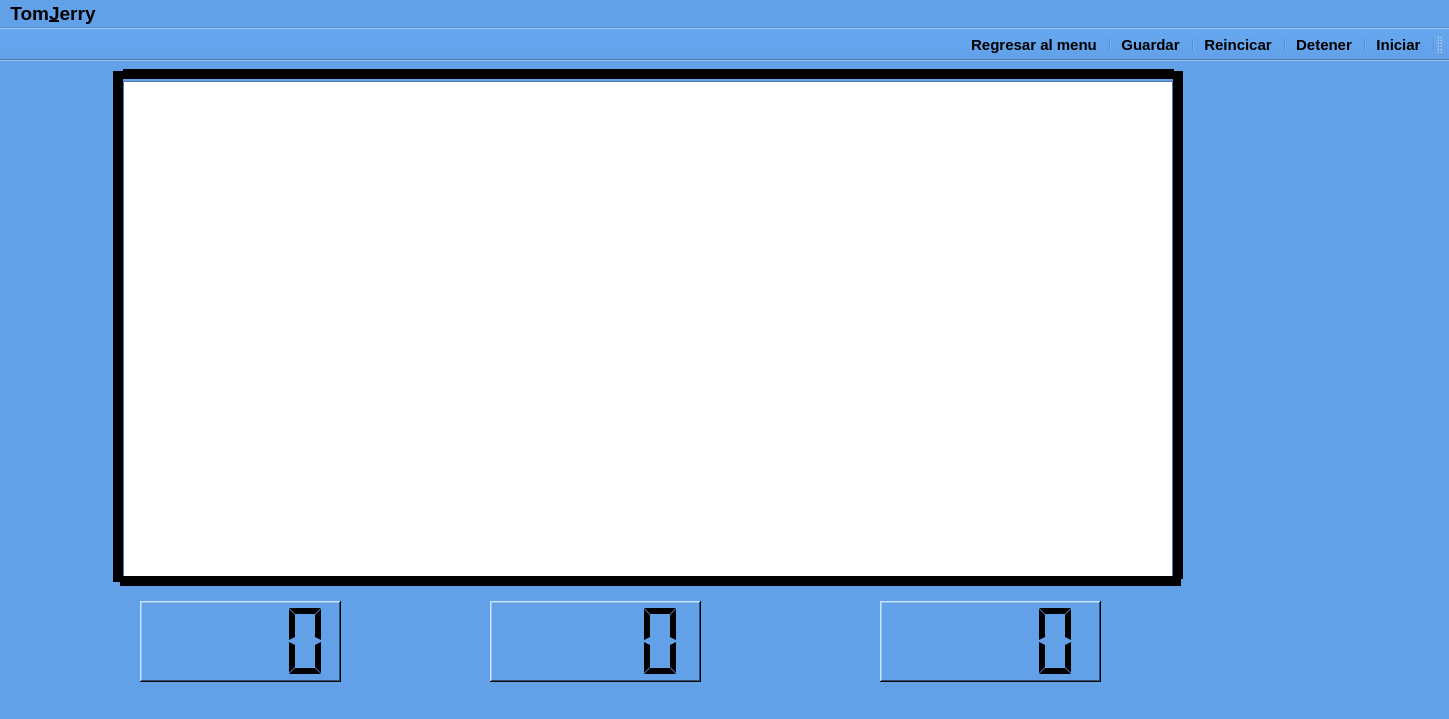
The window that codigoJuego/TomANDJerry/mainwindow.ui (luistorrest/ProyectoFinal) describes before a commit, drawn with Qt 5.
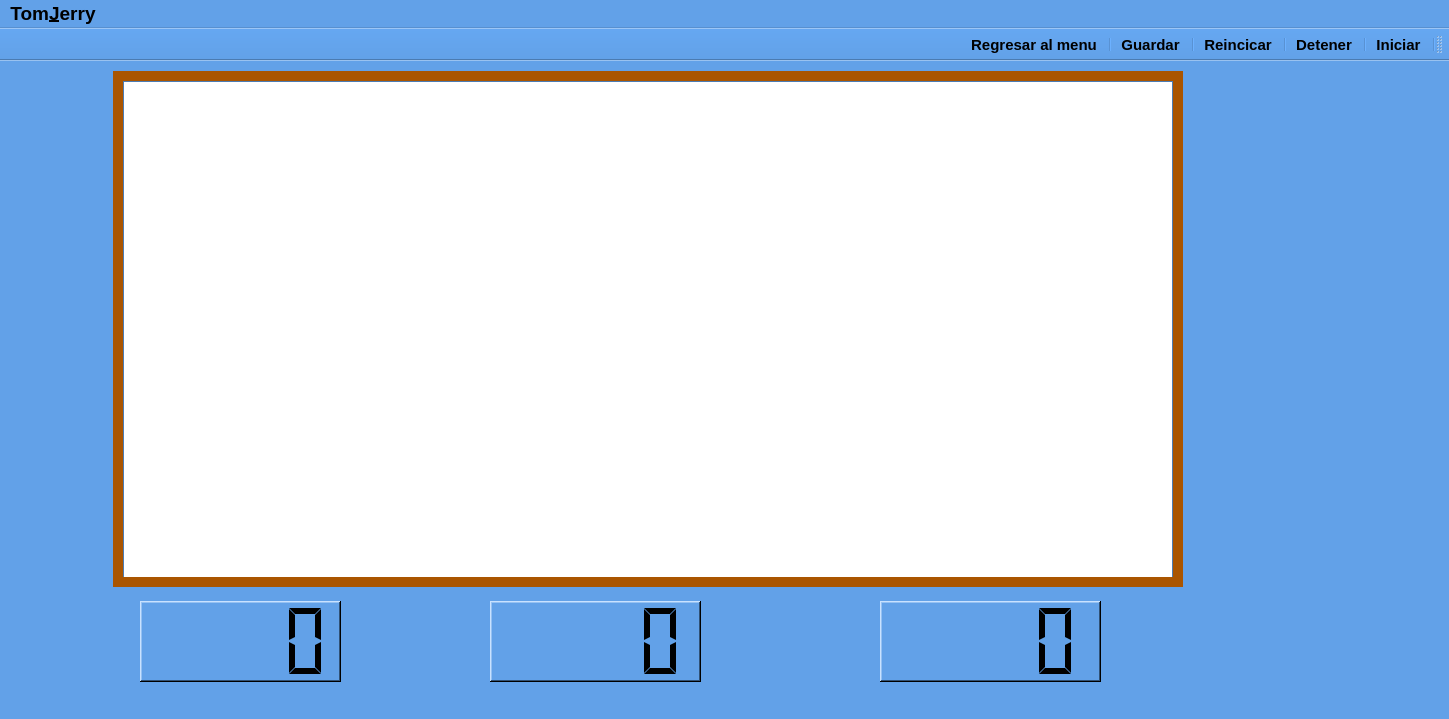
The same window after the commit. Icons and pictures are not drawn.

What changed in the file:
```diff
--- a/codigoJuego/TomANDJerry/mainwindow.ui
+++ b/codigoJuego/TomANDJerry/mainwindow.ui
@@ -636,9 +636,9 @@
    <widget class="Line" name="line">
     <property name="geometry">
      <rect>
-      <x>123</x>
-      <y>5</y>
-      <width>1051</width>
+      <x>113</x>
+      <y>7</y>
+      <width>1069</width>
       <height>16</height>
      </rect>
     </property>
@@ -648,8 +648,8 @@
        <colorrole role="WindowText">
         <brush brushstyle="SolidPattern">
          <color alpha="255">
-          <red>0</red>
-          <green>0</green>
+          <red>170</red>
+          <green>85</green>
           <blue>0</blue>
          </color>
         </brush>
@@ -794,8 +794,8 @@
        <colorrole role="WindowText">
         <brush brushstyle="SolidPattern">
          <color alpha="255">
-          <red>0</red>
-          <green>0</green>
+          <red>170</red>
+          <green>85</green>
           <blue>0</blue>
          </color>
         </brush>
@@ -1112,8 +1112,8 @@
        <colorrole role="WindowText">
         <brush brushstyle="SolidPattern">
          <color alpha="255">
-          <red>0</red>
-          <green>0</green>
+          <red>170</red>
+          <green>85</green>
           <blue>0</blue>
          </color>
         </brush>
@@ -1258,8 +1258,8 @@
        <colorrole role="WindowText">
         <brush brushstyle="SolidPattern">
          <color alpha="255">
-          <red>0</red>
-          <green>0</green>
+          <red>170</red>
+          <green>85</green>
           <blue>0</blue>
          </color>
         </brush>
@@ -1564,10 +1564,10 @@
    <widget class="Line" name="line_3">
     <property name="geometry">
      <rect>
-      <x>120</x>
+      <x>113</x>
       <y>510</y>
-      <width>1061</width>
-      <height>21</height>
+      <width>1070</width>
+      <height>23</height>
      </rect>
     </property>
     <property name="palette">
@@ -1576,8 +1576,8 @@
        <colorrole role="WindowText">
         <brush brushstyle="SolidPattern">
          <color alpha="255">
-          <red>0</red>
-          <green>0</green>
+          <red>170</red>
+          <green>85</green>
           <blue>0</blue>
          </color>
         </brush>
@@ -1587,8 +1587,8 @@
        <colorrole role="WindowText">
         <brush brushstyle="SolidPattern">
          <color alpha="255">
-          <red>0</red>
-          <green>0</green>
+          <red>170</red>
+          <green>85</green>
           <blue>0</blue>
          </color>
         </brush>
@@ -1635,8 +1635,8 @@
        <colorrole role="WindowText">
         <brush brushstyle="SolidPattern">
          <color alpha="255">
-          <red>0</red>
-          <green>0</green>
+          <red>170</red>
+          <green>85</green>
           <blue>0</blue>
          </color>
         </brush>
@@ -1673,8 +1673,8 @@
        <colorrole role="WindowText">
         <brush brushstyle="SolidPattern">
          <color alpha="255">
-          <red>0</red>
-          <green>0</green>
+          <red>170</red>
+          <green>85</green>
           <blue>0</blue>
          </color>
         </brush>
```
Left out of the diff: 15 changed lines with no effect on the pictures.
